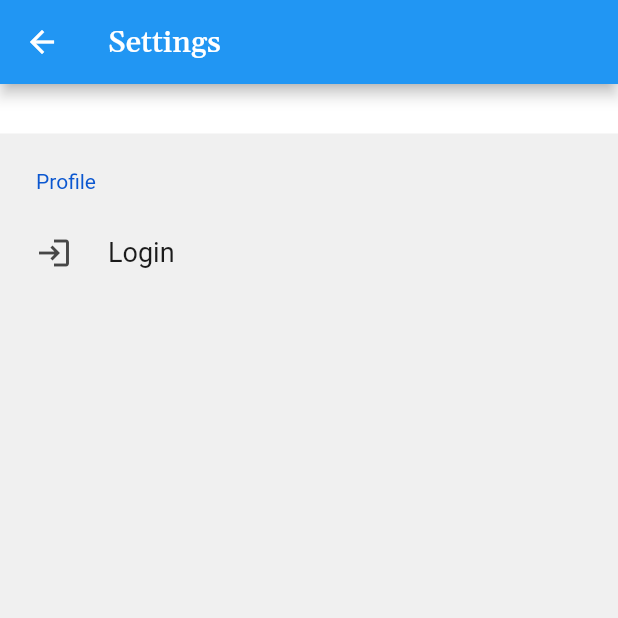
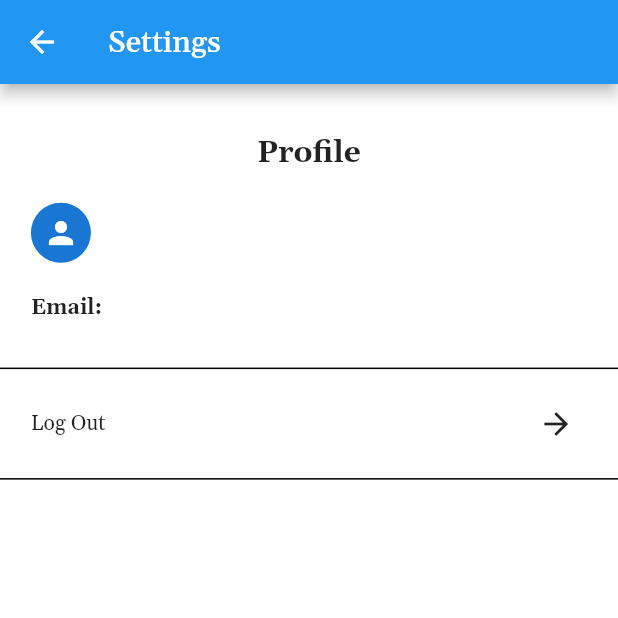
Before and after one commit to MrAwesome9140/navigation_app, a Flutter app: the SettingsScreen screen opened directly, on a phone screen of 412 x 824 dp, the top half of it. Run offline on Flutter 3.47's test engine with Material 2 defaults, Android fonts, the phone set to English and light mode, and no system bars; drawn by our look-alikes of settings_ui; our stand-ins replace cached_network_image, email_validator, expandable, expansion_tile_card, firebase_auth, firebase_core and 13 more; missing offline and left inert: flutter_mapbox_navigation; accounts and stored records are empty; generated files the repository leaves out were written again.

Commit message:
Updated settings; login changes profile settings

```diff
--- a/lib/UI/Views/Settings_Screen.dart
+++ b/lib/UI/Views/Settings_Screen.dart
@@ -1,5 +1,8 @@
+import 'package:firebase_auth/firebase_auth.dart';
 import 'package:flutter/material.dart';
+import 'package:navigation_app/Services/auth_service.dart';
 import 'package:navigation_app/UI/Views/Login_Screen.dart';
+import 'package:navigation_app/UI/Views/Register_Screen.dart';
 import 'package:settings_ui/settings_ui.dart';
 
 class SettingsScreen extends StatefulWidget {
@@ -22,30 +25,196 @@ class _SettingsScreenState extends State<SettingsScreen> {
         color: Colors.white,
         child: Padding(
           padding: EdgeInsets.only(top: size.height * 0.04),
-          child: SettingsList(
-            darkBackgroundColor: Colors.white24,
-            lightBackgroundColor: Colors.white,
-            sections: [
-              SettingsSection(
-                title: 'Profile',
-                titleTextStyle: TextStyle(fontSize: 20.0, fontWeight: FontWeight.bold),
-                tiles: [
-                  SettingsTile(
-                    title: 'Login',
-                    leading: Icon(Icons.login),
-                    onPressed: (context) {
-                      Navigator.of(context).push(MaterialPageRoute(builder: (_) => LoginScreen()));
-                    },
+          child: StreamBuilder(
+            initialData: null,
+            stream: FirebaseAuth.instance.authStateChanges(),
+            builder: (context, snapshot) {
+              if (snapshot.data is User) {
+                return Container(
+                  width: size.width,
+                  child: Column(
+                    children: profSetsLoggedIn(snapshot.data as User),
                   ),
-                  SettingsTile(
-                    title: '',
-                  )
-                ],
+                );
+              } else {
+                return Container(
+                  width: size.width,
+                  child: Column(
+                    children: profSetsNotLoggedIn(),
+                  ),
+                );
+              }
+            },
+          ),
+        ),
+      ),
+    );
+  }
+
+  List<Widget> profSetsLoggedIn(User user) {
+    var size = MediaQuery.of(context).size;
+    return [
+      Text(
+        'Profile',
+        style: TextStyle(
+          fontWeight: FontWeight.bold,
+          fontSize: 20.0,
+        ),
+      ),
+      Container(
+        height: size.height * 0.15,
+        child: Column(
+          children: [
+            Padding(
+              padding: EdgeInsets.only(left: size.width * 0.05),
+              child: Align(
+                alignment: Alignment.centerLeft,
+                child: Container(
+                  height: size.height * 0.1,
+                  child: CircleAvatar(
+                    child: Icon(Icons.person),
+                  ),
+                ),
+              ),
+            ),
+            Padding(
+              padding: EdgeInsets.only(left: size.width * 0.05),
+              child: Align(
+                alignment: Alignment.centerLeft,
+                child: Container(
+                  height: size.height * 0.05,
+                  child: Text(
+                    "Email: " + user.email.toString(),
+                    style: TextStyle(
+                      fontWeight: FontWeight.bold,
+                    ),
+                  ),
+                ),
+              ),
+            ),
+          ],
+        ),
+      ),
+      GestureDetector(
+        onTap: () {
+          AuthService(FirebaseAuth.instance).signOut();
+        },
+        child: Column(
+          children: [
+            Divider(
+              thickness: 1.0,
+              color: Colors.black,
+            ),
+            Padding(
+              padding: EdgeInsets.only(top: size.height * 0.02, bottom: size.height * 0.02),
+              child: Container(
+                height: size.height * 0.03,
+                child: Row(
+                  children: [
+                    Padding(
+                      padding: EdgeInsets.only(left: size.width * 0.05),
+                      child: Container(
+                        width: size.width * 0.8,
+                        child: Text('Log Out'),
+                      ),
+                    ),
+                    Padding(
+                      padding: EdgeInsets.only(),
+                      child: Container(
+                        width: size.width * 0.1,
+                        child: Icon(Icons.arrow_forward),
+                      ),
+                    ),
+                  ],
+                ),
+              ),
+            ),
+            Divider(
+              thickness: 1.0,
+              color: Colors.black,
+            ),
+          ],
+        ),
+      ),
+    ];
+  }
+
+  List<Widget> profSetsNotLoggedIn() {
+    var size = MediaQuery.of(context).size;
+    return [
+      Text(
+        'Profile',
+        style: TextStyle(
+          fontWeight: FontWeight.bold,
+          fontSize: 20.0,
+        ),
+      ),
+      GestureDetector(
+        onTap: () {
+          Navigator.of(context).push(MaterialPageRoute(builder: (_) => LoginScreen()));
+        },
+        child: Container(
+          height: size.height * 0.04,
+          child: Row(
+            children: [
+              Padding(
+                padding: EdgeInsets.only(left: size.width * 0.05),
+                child: Container(
+                  width: size.width * 0.8,
+                  child: Text('Login'),
+                ),
+              ),
+              Padding(
+                padding: EdgeInsets.only(),
+                child: Container(
+                  width: size.width * 0.1,
+                  child: Icon(Icons.arrow_forward),
+                ),
               ),
             ],
           ),
         ),
       ),
-    );
+      Container(
+        width: size.width * 1,
+        child: Divider(
+          thickness: 1.0,
+          color: Colors.black,
+        ),
+      ),
+      GestureDetector(
+        onTap: () {
+          Navigator.of(context).push(MaterialPageRoute(builder: (_) => RegisterScreen()));
+        },
+        child: Container(
+          height: size.height * 0.04,
+          child: Row(
+            children: [
+              Padding(
+                padding: EdgeInsets.only(left: size.width * 0.05),
+                child: Container(
+                  width: size.width * 0.8,
+                  child: Text('Register'),
+                ),
+              ),
+              Padding(
+                padding: EdgeInsets.only(),
+                child: Container(
+                  width: size.width * 0.1,
+                  child: Icon(Icons.arrow_forward),
+                ),
+              ),
+            ],
+          ),
+        ),
+      ),
+      Container(
+        width: size.width * 1,
+        child: Divider(
+          thickness: 1.0,
+          color: Colors.black,
+        ),
+      ),
+    ];
   }
 }
```
